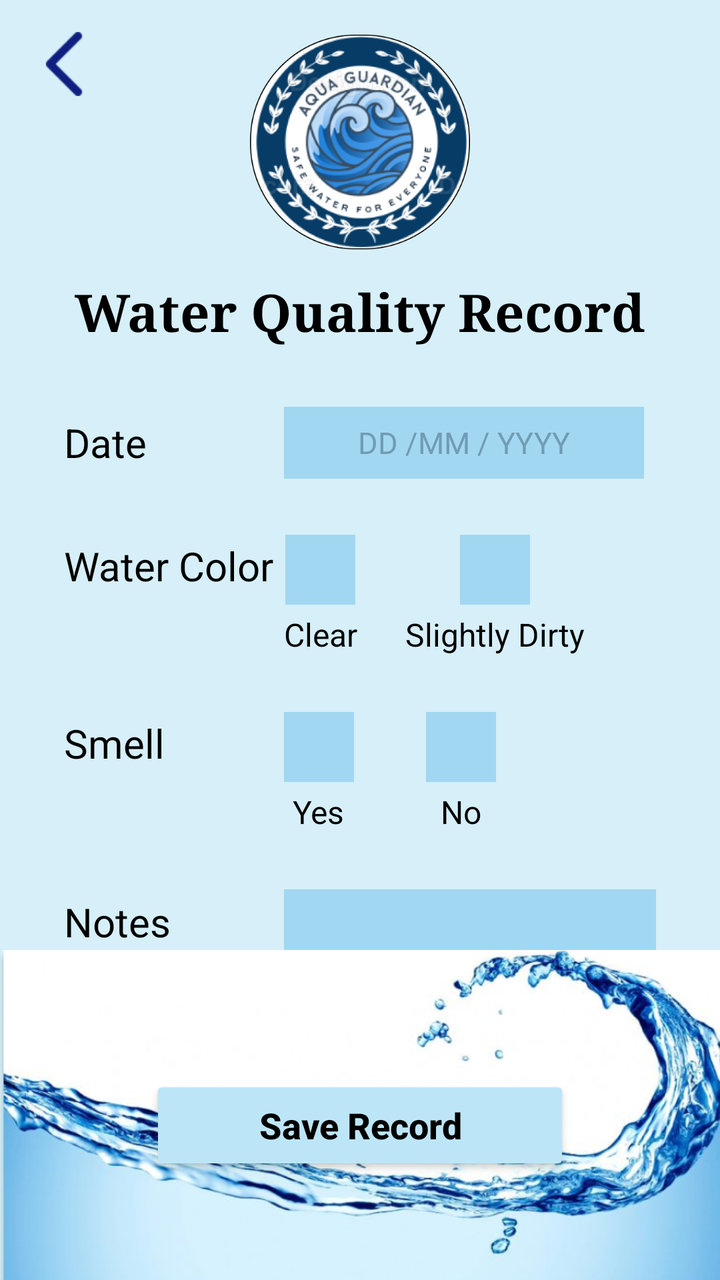
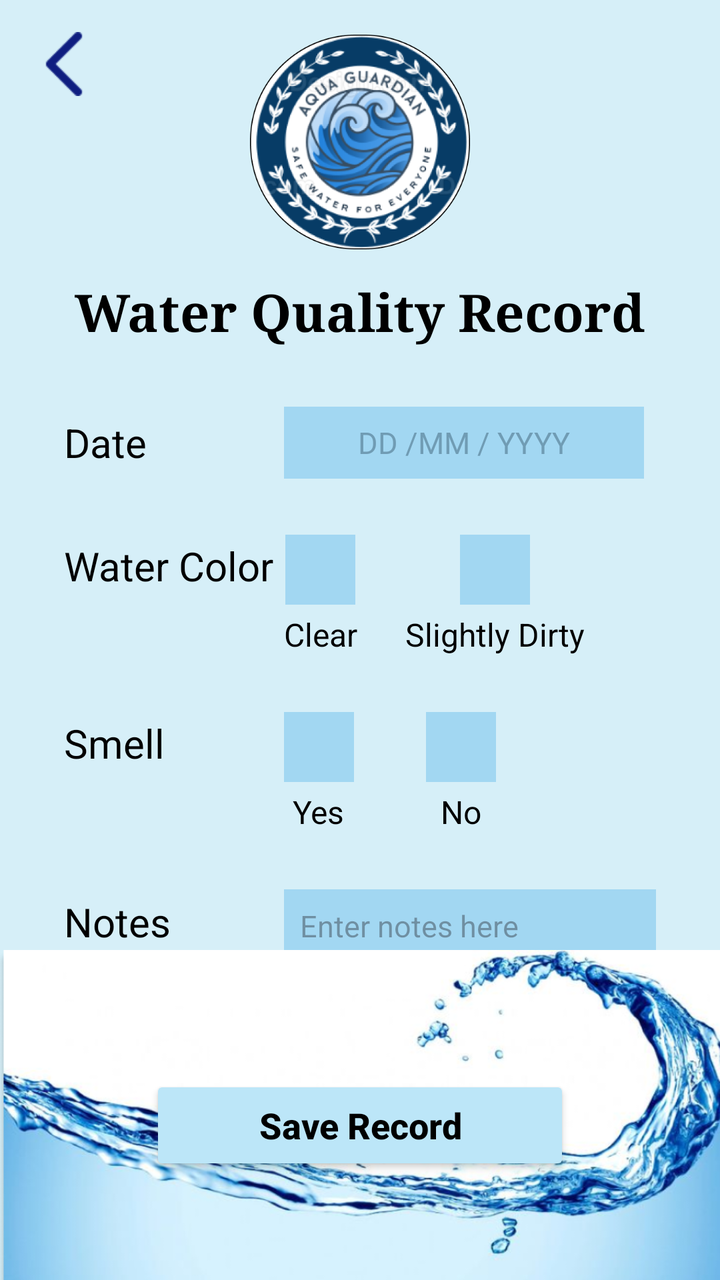

Compare the two renders of this Android layout. The source of the first and the diff that turns it into the second are given below.
<!-- AndroidManifest.xml: application theme Theme.AquaGuardian -->
<!-- res/layout/activity_water_quality_record.xml -->
<?xml version="1.0" encoding="utf-8"?>
<androidx.constraintlayout.widget.ConstraintLayout
    xmlns:android="http://schemas.android.com/apk/res/android"
    xmlns:app="http://schemas.android.com/apk/res-auto"
    android:layout_width="match_parent"
    android:layout_height="match_parent"
    android:background="#D6EFF8">

    <ImageView
        android:id="@+id/btnBack"
        android:layout_width="32dp"
        android:layout_height="32dp"
        android:layout_marginStart="16dp"
        android:layout_marginTop="16dp"
        android:src="@drawable/new_backarrow"
        app:tint="#0F1E80"
        app:layout_constraintStart_toStartOf="parent"
        app:layout_constraintTop_toTopOf="parent" />

    <ImageView
        android:id="@+id/imgLogo"
        android:layout_width="110dp"
        android:layout_height="110dp"
        android:layout_marginTop="16dp"
        android:src="@drawable/aqua_logo"
        app:layout_constraintEnd_toEndOf="parent"
        app:layout_constraintStart_toStartOf="parent"
        app:layout_constraintTop_toTopOf="parent" />

    <TextView
        android:id="@+id/txtTitle"
        android:layout_width="wrap_content"
        android:layout_height="wrap_content"
        android:layout_marginTop="12dp"
        android:text="Water Quality Record"
        android:textColor="#000000"
        android:textSize="26sp"
        android:textStyle="bold"
        android:fontFamily="serif"
        app:layout_constraintEnd_toEndOf="parent"
        app:layout_constraintStart_toStartOf="parent"
        app:layout_constraintTop_toBottomOf="@+id/imgLogo" />

    <ScrollView
        android:layout_width="match_parent"
        android:layout_height="0dp"
        android:layout_marginTop="30dp"
        android:fillViewport="true"
        app:layout_constraintTop_toBottomOf="@+id/txtTitle"
        app:layout_bottom_toTopOf="@+id/bottomContainer">

        <LinearLayout
            android:layout_width="match_parent"
            android:layout_height="wrap_content"
            android:orientation="vertical"
            android:paddingHorizontal="32dp">

            <LinearLayout
                android:layout_width="match_parent"
                android:layout_height="wrap_content"
                android:orientation="horizontal"
                android:gravity="center_vertical"
                android:layout_marginBottom="28dp">

                <TextView
                    android:id="@+id/lblDate"
                    android:layout_width="110dp"
                    android:layout_height="wrap_content"
                    android:text="Date"
                    android:textColor="#000000"
                    android:textSize="20sp" />

                <EditText
                    android:id="@+id/etDate"
                    android:layout_width="180dp"
                    android:layout_height="36dp"
                    android:background="#A2D7F2"
                    android:hint="DD /MM / YYYY"
                    android:textColorHint="#709CB4"
                    android:gravity="center"
                    android:inputType="date"
                    android:textColor="#000000"
                    android:textSize="15sp" />
            </LinearLayout>

            <LinearLayout
                android:layout_width="match_parent"
                android:layout_height="wrap_content"
                android:orientation="horizontal"
                android:gravity="top"
                android:layout_marginBottom="28dp">

                <TextView
                    android:id="@+id/lblWaterColor"
                    android:layout_width="110dp"
                    android:layout_height="wrap_content"
                    android:text="Water Color"
                    android:textColor="#000000"
                    android:textSize="20sp"
                    android:layout_marginTop="2dp"/>

                <LinearLayout
                    android:layout_width="wrap_content"
                    android:layout_height="wrap_content"
                    android:orientation="horizontal">

                    <LinearLayout
                        android:layout_width="wrap_content"
                        android:layout_height="wrap_content"
                        android:orientation="vertical"
                        android:gravity="center"
                        android:layout_marginEnd="24dp">
                        <CheckBox
                            android:id="@+id/cbClear"
                            android:layout_width="35dp"
                            android:layout_height="35dp"
                            android:button="@null"
                            android:background="#A2D7F2" />
                        <TextView
                            android:layout_width="wrap_content"
                            android:layout_height="wrap_content"
                            android:text="Clear"
                            android:textColor="#000000"
                            android:textSize="16sp"
                            android:layout_marginTop="4dp" />
                    </LinearLayout>

                    <LinearLayout
                        android:layout_width="wrap_content"
                        android:layout_height="wrap_content"
                        android:orientation="vertical"
                        android:gravity="center">
                        <CheckBox
                            android:id="@+id/cbDirty"
                            android:layout_width="35dp"
                            android:layout_height="35dp"
                            android:button="@null"
                            android:background="#A2D7F2" />
                        <TextView
                            android:layout_width="wrap_content"
                            android:layout_height="wrap_content"
                            android:text="Slightly Dirty"
                            android:textColor="#000000"
                            android:textSize="16sp"
                            android:layout_marginTop="4dp" />
                    </LinearLayout>
                </LinearLayout>
            </LinearLayout>

            <LinearLayout
                android:layout_width="match_parent"
                android:layout_height="wrap_content"
                android:orientation="horizontal"
                android:gravity="top"
                android:layout_marginBottom="28dp">

                <TextView
                    android:id="@+id/lblSmell"
                    android:layout_width="110dp"
                    android:layout_height="wrap_content"
                    android:text="Smell"
                    android:textColor="#000000"
                    android:textSize="20sp"
                    android:layout_marginTop="2dp"/>

                <LinearLayout
                    android:layout_width="wrap_content"
                    android:layout_height="wrap_content"
                    android:orientation="horizontal">

                    <LinearLayout
                        android:layout_width="35dp"
                        android:layout_height="wrap_content"
                        android:orientation="vertical"
                        android:gravity="center"
                        android:layout_marginEnd="36dp">
                        <CheckBox
                            android:id="@+id/cbSmellYes"
                            android:layout_width="35dp"
                            android:layout_height="35dp"
                            android:button="@null"
                            android:background="#A2D7F2" />
                        <TextView
                            android:layout_width="wrap_content"
                            android:layout_height="wrap_content"
                            android:text="Yes"
                            android:textColor="#000000"
                            android:textSize="16sp"
                            android:layout_marginTop="4dp" />
                    </LinearLayout>

                    <LinearLayout
                        android:layout_width="35dp"
                        android:layout_height="wrap_content"
                        android:orientation="vertical"
                        android:gravity="center">
                        <CheckBox
                            android:id="@+id/cbSmellNo"
                            android:layout_width="35dp"
                            android:layout_height="35dp"
                            android:button="@null"
                            android:background="#A2D7F2" />
                        <TextView
                            android:layout_width="wrap_content"
                            android:layout_height="wrap_content"
                            android:text="No"
                            android:textColor="#000000"
                            android:textSize="16sp"
                            android:layout_marginTop="4dp" />
                    </LinearLayout>
                </LinearLayout>
            </LinearLayout>

            <LinearLayout
                android:layout_width="match_parent"
                android:layout_height="wrap_content"
                android:orientation="horizontal"
                android:gravity="top"
                android:layout_marginBottom="20dp">

                <TextView
                    android:id="@+id/lblNotes"
                    android:layout_width="110dp"
                    android:layout_height="wrap_content"
                    android:text="Notes"
                    android:textColor="#000000"
                    android:textSize="20sp" />

                <EditText
                    android:id="@+id/etNotes"
                    android:layout_width="210dp"
                    android:layout_height="75dp"
                    android:background="#A2D7F2"
                    android:gravity="top|start"
                    android:padding="8dp"
                    android:inputType="textMultiLine"
                    android:textColor="#000000"
                    android:textSize="15sp" />
            </LinearLayout>

        </LinearLayout>
    </ScrollView>

    <androidx.constraintlayout.widget.ConstraintLayout
        android:id="@+id/bottomContainer"
        android:layout_width="match_parent"
        android:layout_height="165dp"
        app:layout_constraintBottom_toBottomOf="parent">

        <ImageView
            android:id="@+id/imgWave"
            android:layout_width="match_parent"
            android:layout_height="match_parent"
            android:scaleType="fitXY"
            android:src="@drawable/water_wave" />

        <Button
            android:id="@+id/btnSaveRecord"
            android:layout_width="210dp"
            android:layout_height="50dp"
            android:text="Save Record"
            android:textColor="#000000"
            android:textSize="18sp"
            android:textStyle="bold"
            android:textAllCaps="false"
            android:backgroundTint="#BCE6F8"
            app:cornerRadius="24dp"
            app:layout_constraintBottom_toBottomOf="parent"
            app:layout_constraintEnd_toEndOf="parent"
            app:layout_constraintStart_toStartOf="parent"
            app:layout_constraintTop_toTopOf="parent"
            android:layout_marginTop="10dp" />

    </androidx.constraintlayout.widget.ConstraintLayout>

</androidx.constraintlayout.widget.ConstraintLayout>
<!-- resources referenced by this layout -->
<resources>
  <!-- drawable aqua_logo: png bitmap (drawable, 163800 bytes) -->
  <!-- drawable new_backarrow: png bitmap (drawable, 497 bytes) -->
  <!-- drawable water_wave: png bitmap (drawable, 331140 bytes) -->
  <style name="Theme.AquaGuardian" parent="Base.Theme.AquaGuardian" />
  <style name="Base.Theme.AquaGuardian" parent="Theme.Material3.DayNight.NoActionBar">
          
          
      </style>
</resources>

<!-- the commit's change to res/layout/activity_water_quality_record.xml (unified diff, before → after) -->
@@ -1,5 +1,6 @@
 <?xml version="1.0" encoding="utf-8"?>
 <androidx.constraintlayout.widget.ConstraintLayout
+    xmlns:tools="http://schemas.android.com/tools"
     xmlns:android="http://schemas.android.com/apk/res/android"
     xmlns:app="http://schemas.android.com/apk/res-auto"
     android:layout_width="match_parent"
@@ -13,6 +14,7 @@
         android:layout_marginStart="16dp"
         android:layout_marginTop="16dp"
         android:src="@drawable/new_backarrow"
+        android:contentDescription="@null"
         app:tint="#0F1E80"
         app:layout_constraintStart_toStartOf="parent"
         app:layout_constraintTop_toTopOf="parent" />
@@ -23,6 +25,7 @@
         android:layout_height="110dp"
         android:layout_marginTop="16dp"
         android:src="@drawable/aqua_logo"
+        android:contentDescription="@null"
         app:layout_constraintEnd_toEndOf="parent"
         app:layout_constraintStart_toStartOf="parent"
         app:layout_constraintTop_toTopOf="parent" />
@@ -32,7 +35,7 @@
         android:layout_width="wrap_content"
         android:layout_height="wrap_content"
         android:layout_marginTop="12dp"
-        android:text="Water Quality Record"
+        android:text="@string/water_quality_record"
         android:textColor="#000000"
         android:textSize="26sp"
         android:textStyle="bold"
@@ -66,16 +69,18 @@
                     android:id="@+id/lblDate"
                     android:layout_width="110dp"
                     android:layout_height="wrap_content"
-                    android:text="Date"
+                    android:text="@string/date"
                     android:textColor="#000000"
                     android:textSize="20sp" />
 
                 <EditText
+                    tools:ignore="TouchTargetSizeCheck"
                     android:id="@+id/etDate"
                     android:layout_width="180dp"
                     android:layout_height="36dp"
                     android:background="#A2D7F2"
-                    android:hint="DD /MM / YYYY"
+                    android:hint="@string/dd_mm_yyyy"
+                    android:importantForAutofill="no"
                     android:textColorHint="#709CB4"
                     android:gravity="center"
                     android:inputType="date"
@@ -94,7 +99,7 @@
                     android:id="@+id/lblWaterColor"
                     android:layout_width="110dp"
                     android:layout_height="wrap_content"
-                    android:text="Water Color"
+                    android:text="@string/water_color"
                     android:textColor="#000000"
                     android:textSize="20sp"
                     android:layout_marginTop="2dp"/>
@@ -111,6 +116,7 @@
                         android:gravity="center"
                         android:layout_marginEnd="24dp">
                         <CheckBox
+                            tools:ignore="TouchTargetSizeCheck"
                             android:id="@+id/cbClear"
                             android:layout_width="35dp"
                             android:layout_height="35dp"
@@ -119,7 +125,7 @@
                         <TextView
                             android:layout_width="wrap_content"
                             android:layout_height="wrap_content"
-                            android:text="Clear"
+                            android:text="@string/clear"
                             android:textColor="#000000"
                             android:textSize="16sp"
                             android:layout_marginTop="4dp" />
@@ -131,6 +137,7 @@
                         android:orientation="vertical"
                         android:gravity="center">
                         <CheckBox
+                            tools:ignore="TouchTargetSizeCheck"
                             android:id="@+id/cbDirty"
                             android:layout_width="35dp"
                             android:layout_height="35dp"
@@ -139,7 +146,7 @@
                         <TextView
                             android:layout_width="wrap_content"
                             android:layout_height="wrap_content"
-                            android:text="Slightly Dirty"
+                            android:text="@string/slightly_dirty"
                             android:textColor="#000000"
                             android:textSize="16sp"
                             android:layout_marginTop="4dp" />
@@ -158,7 +165,7 @@
                     android:id="@+id/lblSmell"
                     android:layout_width="110dp"
                     android:layout_height="wrap_content"
-                    android:text="Smell"
+                    android:text="@string/smell"
                     android:textColor="#000000"
                     android:textSize="20sp"
                     android:layout_marginTop="2dp"/>
@@ -175,6 +182,7 @@
                         android:gravity="center"
                         android:layout_marginEnd="36dp">
                         <CheckBox
+                            tools:ignore="TouchTargetSizeCheck"
                             android:id="@+id/cbSmellYes"
                             android:layout_width="35dp"
                             android:layout_height="35dp"
@@ -183,7 +191,7 @@
                         <TextView
                             android:layout_width="wrap_content"
                             android:layout_height="wrap_content"
-                            android:text="Yes"
+                            android:text="@string/yes"
                             android:textColor="#000000"
                             android:textSize="16sp"
                             android:layout_marginTop="4dp" />
@@ -195,6 +203,7 @@
                         android:orientation="vertical"
                         android:gravity="center">
                         <CheckBox
+                            tools:ignore="TouchTargetSizeCheck"
                             android:id="@+id/cbSmellNo"
                             android:layout_width="35dp"
                             android:layout_height="35dp"
@@ -203,7 +212,7 @@
                         <TextView
                             android:layout_width="wrap_content"
                             android:layout_height="wrap_content"
-                            android:text="No"
+                            android:text="@string/no"
                             android:textColor="#000000"
                             android:textSize="16sp"
                             android:layout_marginTop="4dp" />
@@ -222,16 +231,19 @@
                     android:id="@+id/lblNotes"
                     android:layout_width="110dp"
                     android:layout_height="wrap_content"
-                    android:text="Notes"
+                    android:text="@string/notes"
                     android:textColor="#000000"
                     android:textSize="20sp" />
 
                 <EditText
+                    android:hint="@string/enter_notes_here"
+                    tools:ignore="TouchTargetSizeCheck"
                     android:id="@+id/etNotes"
                     android:layout_width="210dp"
                     android:layout_height="75dp"
                     android:background="#A2D7F2"
                     android:gravity="top|start"
+                    android:importantForAutofill="no"
                     android:padding="8dp"
                     android:inputType="textMultiLine"
                     android:textColor="#000000"
@@ -251,6 +263,7 @@
             android:id="@+id/imgWave"
             android:layout_width="match_parent"
             android:layout_height="match_parent"
+            android:importantForAccessibility="no"
             android:scaleType="fitXY"
             android:src="@drawable/water_wave" />
 
@@ -258,7 +271,7 @@
             android:id="@+id/btnSaveRecord"
             android:layout_width="210dp"
             android:layout_height="50dp"
-            android:text="Save Record"
+            android:text="@string/save_record"
             android:textColor="#000000"
             android:textSize="18sp"
             android:textStyle="bold"
<!-- resource entries referenced after the edit -->
@@ -3,6 +3,18 @@
   <!-- drawable aqua_logo: png bitmap (drawable, 163800 bytes) -->
   <!-- drawable new_backarrow: png bitmap (drawable, 497 bytes) -->
   <!-- drawable water_wave: png bitmap (drawable, 331140 bytes) -->
+  <string name="clear">Clear</string>
+  <string name="date">Date</string>
+  <string name="dd_mm_yyyy">DD /MM / YYYY</string>
+  <string name="enter_notes_here">Enter notes here</string>
+  <string name="no">No</string>
+  <string name="notes">Notes</string>
+  <string name="save_record">Save Record</string>
+  <string name="slightly_dirty">Slightly Dirty</string>
+  <string name="smell">Smell</string>
+  <string name="water_color">Water Color</string>
+  <string name="water_quality_record">Water Quality Record</string>
+  <string name="yes">Yes</string>
   <style name="Theme.AquaGuardian" parent="Base.Theme.AquaGuardian" />
   <style name="Base.Theme.AquaGuardian" parent="Theme.Material3.DayNight.NoActionBar">
           
